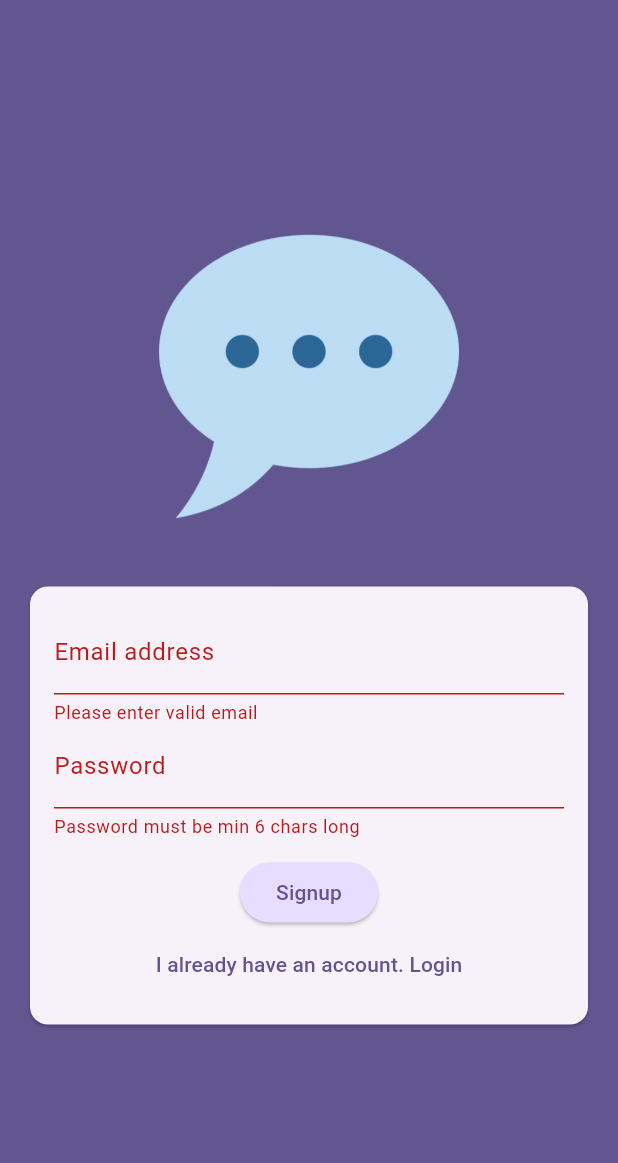
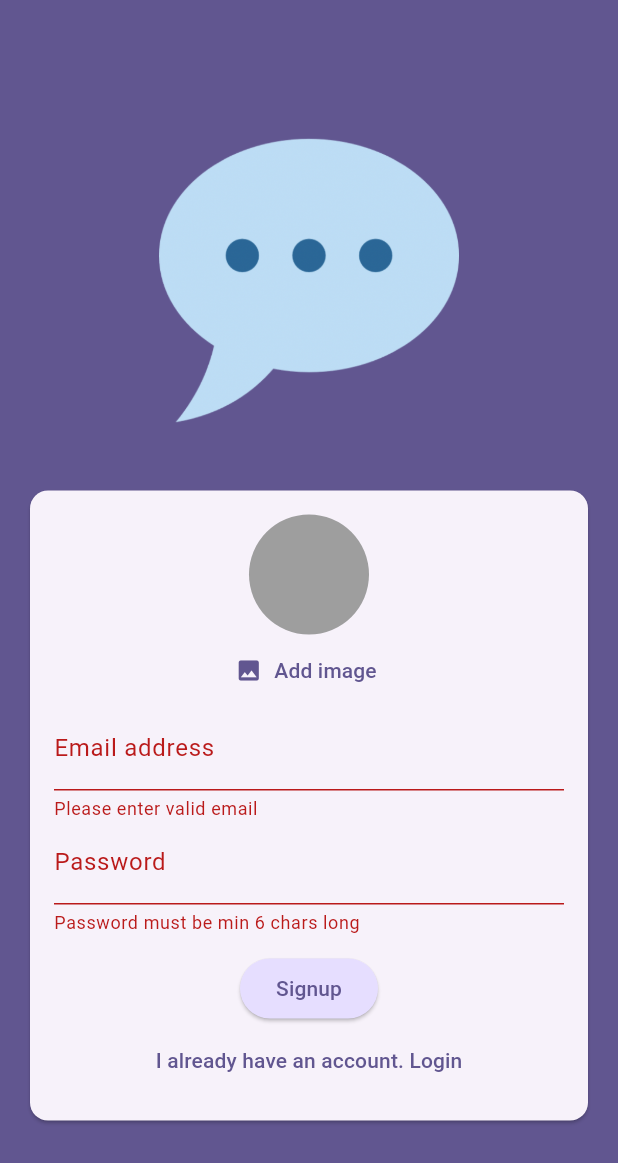
Before and after one commit to gustawx/chat_app, a Flutter app: the screen it shows after launch, after a tap on "Login", after a tap on "Create an account", on a phone screen of 412 x 824 dp. Shown: the top 1163 px of the screen. Run offline on Flutter 3.47's test engine with Material 3 defaults, Android fonts, the phone set to English and light mode, and no system bars; our stand-ins replace firebase_auth, firebase_core, firebase_storage, image_picker; accounts and stored records are empty.

Commit message:
feat(auth.dart): add image upload functionality for user profile - Import necessary packages for image handling - Add new state variables for image file and authentication status - Modify _submit method to handle image upload during signup - Add UserImagePicker widget to form for image selection - Add loading indicator during authentication process
feat(user_image_picker.dart): create new UserImagePicker widget
- This widget allows users to pick an image from their device
- The selected image is displayed in a CircleAvatar
- The image is picked using the ImagePicker package

```diff
--- a/lib/screens/auth.dart
+++ b/lib/screens/auth.dart
@@ -1,4 +1,8 @@
+import 'dart:io';
+
+import 'package:chat_app/widgets/user_image_picker.dart';
 import 'package:firebase_auth/firebase_auth.dart';
+import 'package:firebase_storage/firebase_storage.dart';
 import 'package:flutter/material.dart';
 
 final _firebase = FirebaseAuth.instance;
@@ -7,7 +11,7 @@ class AuthScreen extends StatefulWidget {
   const AuthScreen({super.key});
 
   @override
-  State<StatefulWidget> createState() {
+  State<AuthScreen> createState() {
     return _AuthScreenState();
   }
 }
@@ -17,21 +21,35 @@ class _AuthScreenState extends State<AuthScreen> {
   var _isLogin = true;
   var _enteredEmail = '';
   var _enteredPassword = '';
+  File? _selectedImage;
+  var _isAuthenticating = false;
 
   void _submit() async {
     final isValid = _form.currentState!.validate();
 
-    if (!isValid) return;
+    if (!isValid || !_isLogin && _selectedImage == null) return;
 
     _form.currentState!.save();
 
     try {
+      setState(() {
+        _isAuthenticating = true;
+      });
       if (_isLogin) {
         final userCredentials = await _firebase.signInWithEmailAndPassword(
             email: _enteredEmail, password: _enteredPassword);
       } else {
         final userCredentials = await _firebase.createUserWithEmailAndPassword(
             email: _enteredEmail, password: _enteredPassword);
+
+        final storageRef = FirebaseStorage.instance
+            .ref()
+            .child('user_images')
+            .child('${userCredentials.user!.uid}.jpg');
+
+        await storageRef.putFile(_selectedImage!);
+        final imageUrl = await storageRef.getDownloadURL();
+        print(imageUrl);
       }
     } on FirebaseAuthException catch (error) {
       // if(error.code == EmailAlrea)
@@ -41,6 +59,9 @@ class _AuthScreenState extends State<AuthScreen> {
           content: Text(error.message ?? 'Authentication failed'),
         ),
       );
+      setState(() {
+        _isAuthenticating = false;
+      });
     }
   }
 
@@ -73,6 +94,12 @@ class _AuthScreenState extends State<AuthScreen> {
                         child: Column(
                           mainAxisSize: MainAxisSize.min,
                           children: [
+                            if (!_isLogin)
+                              UserImagePicker(
+                                onPickImage: (pickedImage) {
+                                  _selectedImage = pickedImage;
+                                },
+                              ),
                             TextFormField(
                               decoration: const InputDecoration(
                                 label: Text('Email address'),
@@ -108,6 +135,9 @@ class _AuthScreenState extends State<AuthScreen> {
                               obscureText: true,
                             ),
                             const SizedBox(height: 12),
+                            if (_isAuthenticating)
+                              const CircularProgressIndicator(),
+                            if (!_isAuthenticating)
                               ElevatedButton(
                                 onPressed: _submit,
                                 style: ElevatedButton.styleFrom(
@@ -116,6 +146,7 @@ class _AuthScreenState extends State<AuthScreen> {
                                         .primaryContainer),
                                 child: Text(_isLogin ? "Login" : 'Signup'),
                               ),
+                            if (!_isAuthenticating)
                               TextButton(
                                 onPressed: () {
                                   setState(() {
--- /dev/null
+++ b/lib/widgets/user_image_picker.dart
@@ -0,0 +1,59 @@
+import 'dart:io';
+
+import 'package:flutter/material.dart';
+import 'package:image_picker/image_picker.dart';
+
+class UserImagePicker extends StatefulWidget {
+  const UserImagePicker({super.key, required this.onPickImage});
+
+  final void Function(File pickedImage) onPickImage;
+
+  @override
+  State<UserImagePicker> createState() {
+    return _UserImagePickerState();
+  }
+}
+
+class _UserImagePickerState extends State<UserImagePicker> {
+  File? _pickedImageFile;
+
+  void _pickImage() async {
+    final pickedImage = await ImagePicker().pickImage(
+      source: ImageSource.camera,
+      imageQuality: 50,
+      maxWidth: 150,
+    );
+
+    if (pickedImage == null) return;
+
+    setState(() {
+      _pickedImageFile = File(pickedImage.path);
+    });
+
+    widget.onPickImage(_pickedImageFile!);
+  }
+
+  @override
+  Widget build(BuildContext context) {
+    return Column(
+      children: [
+        CircleAvatar(
+          radius: 40,
+          backgroundColor: Colors.grey,
+          foregroundImage:
+              _pickedImageFile != null ? FileImage(_pickedImageFile!) : null,
+        ),
+        TextButton.icon(
+          onPressed: _pickImage,
+          icon: const Icon(Icons.image),
+          label: Text(
+            'Add image',
+            style: TextStyle(
+              color: Theme.of(context).colorScheme.primary,
+            ),
+          ),
+        )
+      ],
+    );
+  }
+}
```
Lines whose indentation alone changed are shown as unchanged.
